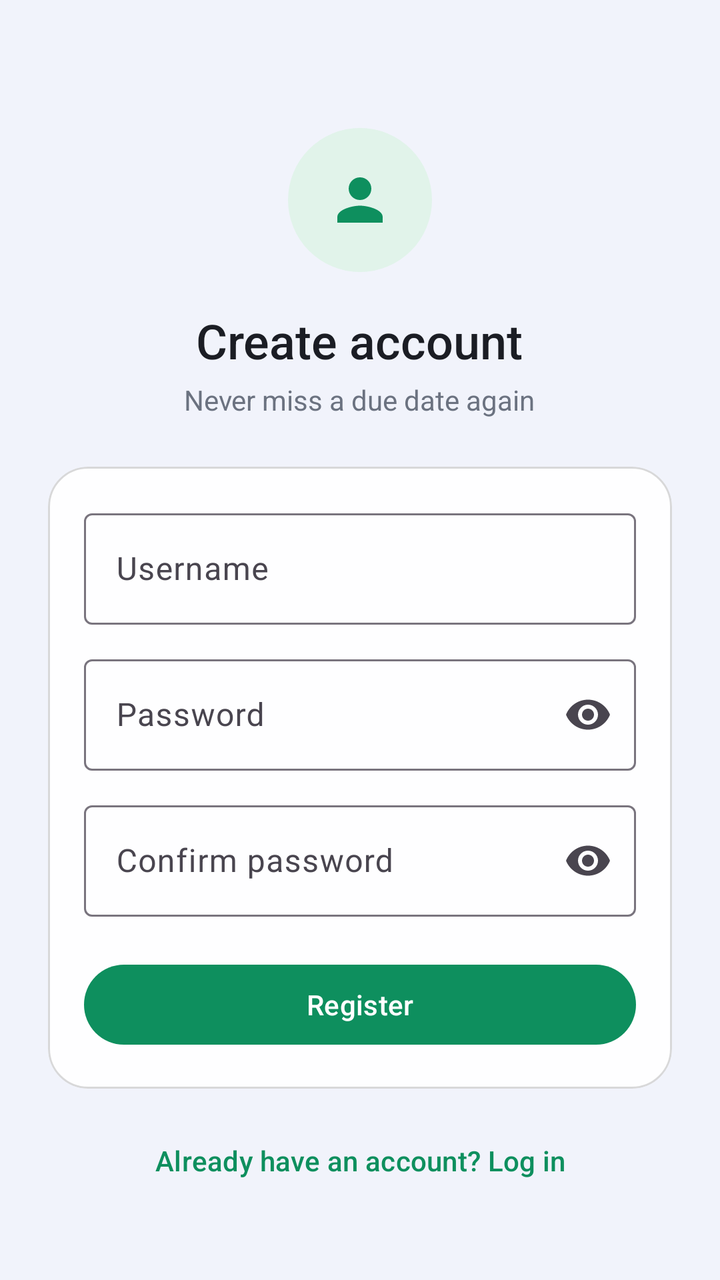
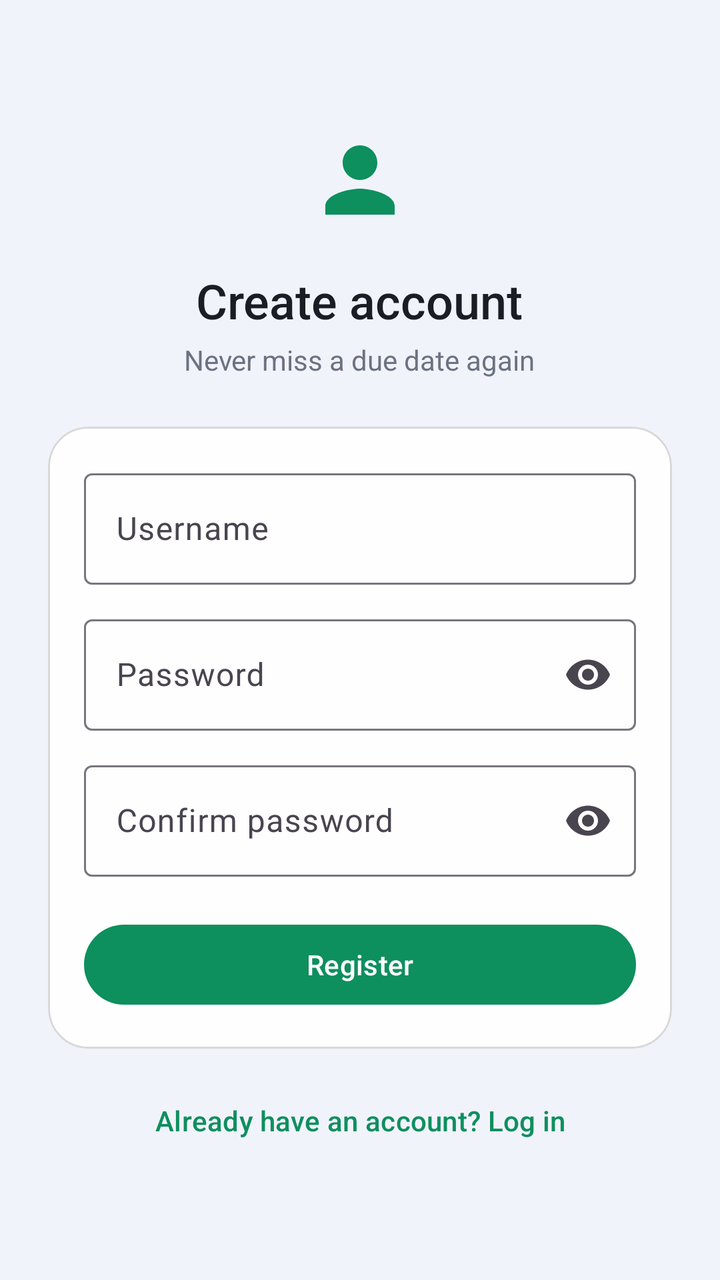

Two renders of the same Android screen: before a commit and after it. Below are the layout's source before the change and the commit's diff.
<!-- AndroidManifest.xml: application theme Theme.BillReminder -->
<!-- res/layout/activity_register.xml -->
<?xml version="1.0" encoding="utf-8"?>
<ScrollView xmlns:android="http://schemas.android.com/apk/res/android"
    xmlns:app="http://schemas.android.com/apk/res-auto"
    android:layout_width="match_parent"
    android:layout_height="match_parent"
    android:background="@drawable/bg_gradient"
    android:fillViewport="true">

    <LinearLayout
        android:layout_width="match_parent"
        android:layout_height="wrap_content"
        android:gravity="center_horizontal"
        android:orientation="vertical"
        android:padding="24dp">

        <FrameLayout
            android:layout_width="72dp"
            android:layout_height="72dp"
            android:layout_marginTop="40dp"
            android:background="@drawable/bg_accent_circle">

            <ImageView
                android:layout_width="34dp"
                android:layout_height="34dp"
                android:layout_gravity="center"
                android:contentDescription="@string/app_name"
                android:src="@drawable/ic_person"
                android:tint="@color/accent" />
        </FrameLayout>

        <TextView
            android:layout_width="wrap_content"
            android:layout_height="wrap_content"
            android:layout_marginTop="18dp"
            android:fontFamily="sans-serif-medium"
            android:text="@string/register_title"
            android:textColor="@color/on_surface"
            android:textSize="24sp" />

        <TextView
            android:layout_width="wrap_content"
            android:layout_height="wrap_content"
            android:layout_marginTop="4dp"
            android:layout_marginBottom="24dp"
            android:text="@string/register_subtitle"
            android:textColor="@color/text_secondary" />

        <com.google.android.material.card.MaterialCardView
            style="@style/Widget.BillReminder.CardView"
            android:layout_width="match_parent"
            android:layout_height="wrap_content">

            <LinearLayout
                android:layout_width="match_parent"
                android:layout_height="wrap_content"
                android:orientation="vertical">

                <com.google.android.material.textfield.TextInputLayout
                    android:layout_width="match_parent"
                    android:layout_height="wrap_content"
                    android:hint="@string/username_hint"
                    style="@style/Widget.Material3.TextInputLayout.OutlinedBox">

                    <com.google.android.material.textfield.TextInputEditText
                        android:id="@+id/editUsername"
                        android:layout_width="match_parent"
                        android:layout_height="wrap_content"
                        android:inputType="text" />
                </com.google.android.material.textfield.TextInputLayout>

                <com.google.android.material.textfield.TextInputLayout
                    android:layout_width="match_parent"
                    android:layout_height="wrap_content"
                    android:layout_marginTop="12dp"
                    android:hint="@string/password_hint"
                    app:endIconMode="password_toggle"
                    style="@style/Widget.Material3.TextInputLayout.OutlinedBox">

                    <com.google.android.material.textfield.TextInputEditText
                        android:id="@+id/editPassword"
                        android:layout_width="match_parent"
                        android:layout_height="wrap_content"
                        android:inputType="textPassword" />
                </com.google.android.material.textfield.TextInputLayout>

                <com.google.android.material.textfield.TextInputLayout
                    android:layout_width="match_parent"
                    android:layout_height="wrap_content"
                    android:layout_marginTop="12dp"
                    android:hint="@string/confirm_password_hint"
                    app:endIconMode="password_toggle"
                    style="@style/Widget.Material3.TextInputLayout.OutlinedBox">

                    <com.google.android.material.textfield.TextInputEditText
                        android:id="@+id/editConfirmPassword"
                        android:layout_width="match_parent"
                        android:layout_height="wrap_content"
                        android:inputType="textPassword" />
                </com.google.android.material.textfield.TextInputLayout>

                <com.google.android.material.button.MaterialButton
                    android:id="@+id/btnRegister"
                    android:layout_width="match_parent"
                    android:layout_height="wrap_content"
                    android:layout_marginTop="20dp"
                    android:text="@string/btn_register" />

                <ProgressBar
                    android:id="@+id/progressBar"
                    android:layout_width="wrap_content"
                    android:layout_height="wrap_content"
                    android:layout_marginTop="16dp"
                    android:layout_gravity="center"
                    android:visibility="gone" />

            </LinearLayout>
        </com.google.android.material.card.MaterialCardView>

        <com.google.android.material.button.MaterialButton
            android:id="@+id/btnGoLogin"
            style="@style/Widget.Material3.Button.TextButton"
            android:layout_width="wrap_content"
            android:layout_height="wrap_content"
            android:layout_marginTop="12dp"
            android:text="@string/btn_go_login" />

    </LinearLayout>
</ScrollView>
<!-- resources referenced by this layout -->
<resources>
  <color name="accent">#0E8F5E</color>
  <color name="on_surface">#1B1D24</color>
  <color name="text_secondary">#6B7280</color>
  <!-- drawable bg_accent_circle (drawable) -->
  <shape xmlns:android="http://schemas.android.com/apk/res/android"
      android:shape="oval">
      <solid android:color="@color/accent_soft" />
  </shape>
  <!-- drawable bg_gradient (drawable) -->
  <?xml version="1.0" encoding="utf-8"?>
  <shape xmlns:android="http://schemas.android.com/apk/res/android"
      android:shape="rectangle">
      <solid android:color="@color/background_start" />
  </shape>
  <!-- drawable ic_person (drawable) -->
  <vector xmlns:android="http://schemas.android.com/apk/res/android"
      android:width="24dp" android:height="24dp"
      android:viewportWidth="24" android:viewportHeight="24">
      <path android:fillColor="#FF000000" android:pathData="M12,12c2.21,0 4,-1.79 4,-4s-1.79,-4 -4,-4 -4,1.79 -4,4 1.79,4 4,4zM12,14c-2.67,0 -8,1.34 -8,4v2h16v-2c0,-2.66 -5.33,-4 -8,-4z" />
  </vector>
  <string name="app_name">Bill Reminder</string>
  <string name="btn_go_login">Already have an account? Log in</string>
  <string name="btn_register">Register</string>
  <string name="confirm_password_hint">Confirm password</string>
  <string name="password_hint">Password</string>
  <string name="register_subtitle">Never miss a due date again</string>
  <string name="register_title">Create account</string>
  <string name="username_hint">Username</string>
  <style name="Widget.BillReminder.CardView" parent="Widget.Material3.CardView.Filled">
          <item name="cardBackgroundColor">@color/glass_surface</item>
          <item name="strokeColor">@color/glass_border</item>
          <item name="strokeWidth">1dp</item>
          <item name="cardCornerRadius">20dp</item>
          <item name="cardElevation">0dp</item>
          <item name="contentPadding">18dp</item>
      </style>
  <style name="Theme.BillReminder" parent="Theme.Material3.DayNight.NoActionBar">
          <item name="colorPrimary">@color/accent</item>
          <item name="colorPrimaryVariant">@color/accent</item>
          <item name="colorOnPrimary">@color/on_accent</item>
          <item name="colorSecondary">@color/accent</item>
          <item name="colorOnSecondary">@color/on_accent</item>
          <item name="android:colorBackground">@color/background_start</item>
          <item name="colorSurface">@color/surface</item>
          <item name="colorOnSurface">@color/on_surface</item>
          <item name="android:statusBarColor">@color/background_start</item>
          <item name="android:navigationBarColor">@color/background_start</item>
          <item name="android:windowLightStatusBar" tools:targetApi="m">true</item>
          <item name="android:windowLightNavigationBar" tools:targetApi="o_mr1">true</item>
      </style>
  <color name="accent_soft">#E1F3EA</color>
  <color name="background_start">#F1F3FB</color>
  <color name="glass_surface">#E8FFFFFF</color>
  <color name="glass_border">#26000000</color>
  <color name="on_accent">#FFFFFF</color>
  <color name="surface">#FFFFFF</color>
</resources>

<!-- the commit's change to res/layout/activity_register.xml (unified diff, before → after) -->
@@ -13,20 +13,13 @@
         android:orientation="vertical"
         android:padding="24dp">
 
-        <FrameLayout
-            android:layout_width="72dp"
-            android:layout_height="72dp"
+        <ImageView
+            android:layout_width="52dp"
+            android:layout_height="52dp"
             android:layout_marginTop="40dp"
-            android:background="@drawable/bg_accent_circle">
-
-            <ImageView
-                android:layout_width="34dp"
-                android:layout_height="34dp"
-                android:layout_gravity="center"
-                android:contentDescription="@string/app_name"
-                android:src="@drawable/ic_person"
-                android:tint="@color/accent" />
-        </FrameLayout>
+            android:contentDescription="@string/app_name"
+            android:src="@drawable/ic_person"
+            android:tint="@color/accent" />
 
         <TextView
             android:layout_width="wrap_content"
<!-- resource entries referenced after the edit -->
@@ -3,11 +3,6 @@
   <color name="accent">#0E8F5E</color>
   <color name="on_surface">#1B1D24</color>
   <color name="text_secondary">#6B7280</color>
-  <!-- drawable bg_accent_circle (drawable) -->
-  <shape xmlns:android="http://schemas.android.com/apk/res/android"
-      android:shape="oval">
-      <solid android:color="@color/accent_soft" />
-  </shape>
   <!-- drawable bg_gradient (drawable) -->
   <?xml version="1.0" encoding="utf-8"?>
   <shape xmlns:android="http://schemas.android.com/apk/res/android"
@@ -50,7 +45,6 @@
           <item name="android:windowLightStatusBar" tools:targetApi="m">true</item>
           <item name="android:windowLightNavigationBar" tools:targetApi="o_mr1">true</item>
       </style>
-  <color name="accent_soft">#E1F3EA</color>
   <color name="background_start">#F1F3FB</color>
   <color name="glass_surface">#E8FFFFFF</color>
   <color name="glass_border">#26000000</color>
